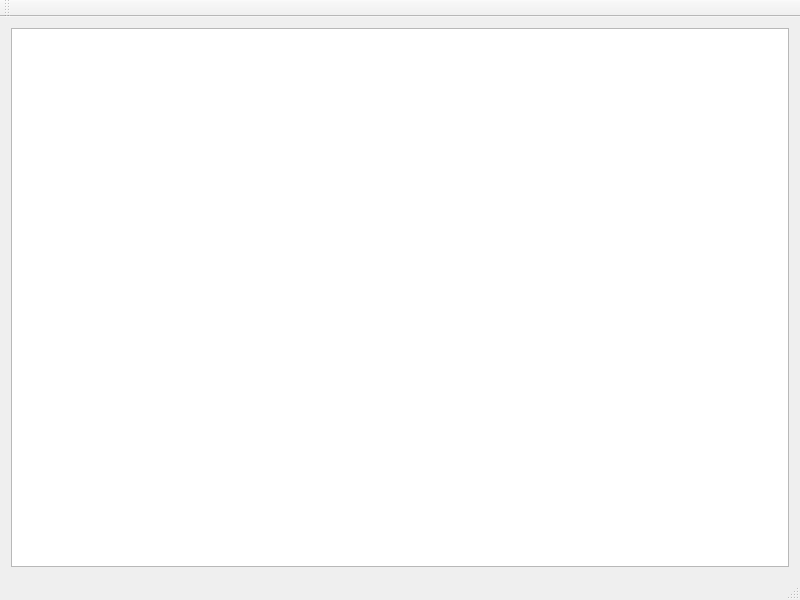
The window that mainwindow.ui (wynn4/Assignment_7) describes before a commit, drawn with Qt 5.
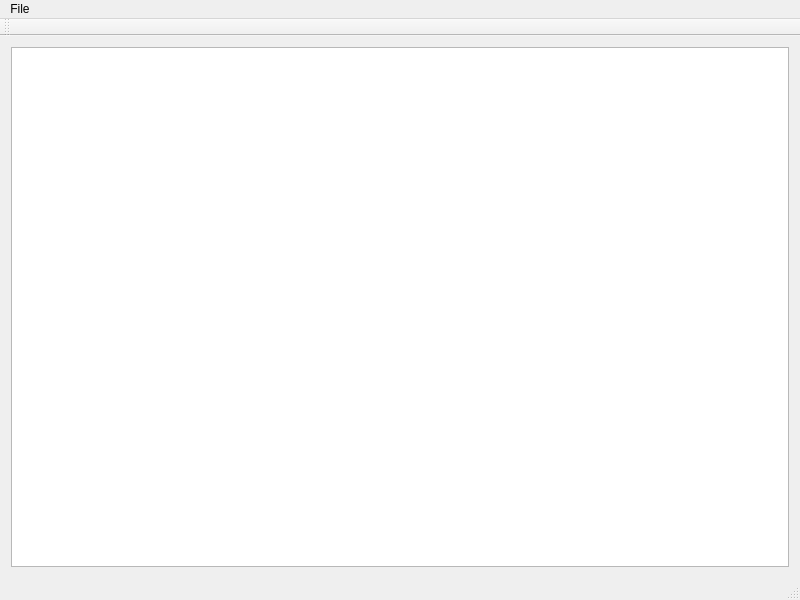
The same window after the commit.

Commit message: Added a "File" button with options "Open", "Save As", and "Close".  When Close is triggered, the graphics window closes.

What changed in the file:
```diff
--- a/mainwindow.ui
+++ b/mainwindow.ui
@@ -33,9 +33,18 @@
      <x>0</x>
      <y>0</y>
      <width>800</width>
-     <height>21</height>
+     <height>20</height>
     </rect>
    </property>
+   <widget class="QMenu" name="menuFile">
+    <property name="title">
+     <string>File</string>
+    </property>
+    <addaction name="actionOpen_2"/>
+    <addaction name="actionSave_As_2"/>
+    <addaction name="actionClose"/>
+   </widget>
+   <addaction name="menuFile"/>
   </widget>
   <widget class="QToolBar" name="mainToolBar">
    <attribute name="toolBarArea">
```
Left out of the diff: 15 changed lines with no effect on the pictures. The commit also changes 2 other files.
